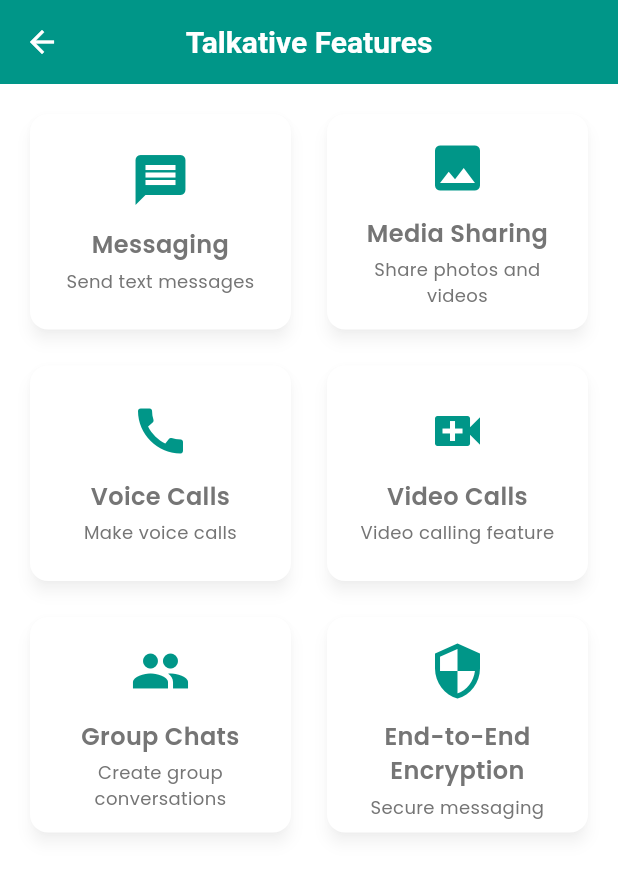
After one commit to Chinmoy-sh/Talkative-The-Exclusive-Chat-App, a Flutter app: the DebugHomeScreen screen opened directly, after a tap on "Explore Features", on a phone screen of 412 x 824 dp. The commit adds this screen. Shown: the top 875 px of the screen. Run offline on Flutter 3.47's test engine with Material 3 defaults, Android fonts, the phone set to English and light mode, and no system bars; drawn by our look-alikes of dynamic_color; our stand-ins replace audioplayers, cached_network_image, cloud_firestore, emoji_picker_flutter, firebase_auth, firebase_core and 14 more; missing offline and left inert: record; accounts and stored records are empty.

Commit message:
Improve startup robustness and add debug entrypoint
Enhances main.dart with global error handling, platform-aware Firebase and notification initialization, and skips Firebase setup on web if misconfigured to prevent white screens. Adds main_debug.dart for a debug mode entrypoint with a simple UI for web, and introduces a Windows build script (build_windows.bat) to automate multi-platform builds.

```diff
--- /dev/null
+++ b/lib/main_debug.dart
@@ -0,0 +1,317 @@
+import 'package:flutter/material.dart';
+import 'package:flutter_riverpod/flutter_riverpod.dart';
+import 'package:google_fonts/google_fonts.dart';
+
+void main() async {
+  WidgetsFlutterBinding.ensureInitialized();
+
+  runApp(const ProviderScope(child: TalkativeDebugApp()));
+}
+
+class TalkativeDebugApp extends ConsumerWidget {
+  const TalkativeDebugApp({super.key});
+
+  @override
+  Widget build(BuildContext context, WidgetRef ref) {
+    return MaterialApp(
+      title: 'Talkative - Debug Mode',
+      debugShowCheckedModeBanner: false,
+      theme: ThemeData(
+        primarySwatch: Colors.teal,
+        fontFamily: GoogleFonts.poppins().fontFamily,
+      ),
+      home: const DebugHomeScreen(),
+    );
+  }
+}
+
+class DebugHomeScreen extends StatelessWidget {
+  const DebugHomeScreen({super.key});
+
+  @override
+  Widget build(BuildContext context) {
+    return Scaffold(
+      backgroundColor: Colors.white,
+      appBar: AppBar(
+        title: const Text('Talkative - Debug Mode'),
+        backgroundColor: Colors.teal,
+        foregroundColor: Colors.white,
+      ),
+      body: Center(
+        child: Padding(
+          padding: const EdgeInsets.all(20.0),
+          child: Column(
+            mainAxisAlignment: MainAxisAlignment.center,
+            children: [
+              Container(
+                width: 120,
+                height: 120,
+                decoration: BoxDecoration(
+                  color: Colors.teal.shade100,
+                  borderRadius: BorderRadius.circular(60),
+                ),
+                child: Icon(
+                  Icons.chat_bubble_rounded,
+                  size: 60,
+                  color: Colors.teal.shade700,
+                ),
+              ),
+              const SizedBox(height: 30),
+              Text(
+                'Talkative Chat App',
+                style: GoogleFonts.poppins(
+                  fontSize: 28,
+                  fontWeight: FontWeight.bold,
+                  color: Colors.grey.shade800,
+                ),
+              ),
+              const SizedBox(height: 10),
+              Text(
+                'Debug Mode - Web Version',
+                style: GoogleFonts.poppins(
+                  fontSize: 16,
+                  color: Colors.grey.shade600,
+                ),
+              ),
+              const SizedBox(height: 40),
+              Container(
+                padding: const EdgeInsets.all(20),
+                decoration: BoxDecoration(
+                  color: Colors.green.shade50,
+                  borderRadius: BorderRadius.circular(12),
+                  border: Border.all(color: Colors.green.shade200),
+                ),
+                child: Column(
+                  children: [
+                    Icon(
+                      Icons.check_circle,
+                      color: Colors.green.shade600,
+                      size: 32,
+                    ),
+                    const SizedBox(height: 10),
+                    Text(
+                      '✅ App is running successfully!',
+                      style: GoogleFonts.poppins(
+                        fontSize: 18,
+                        fontWeight: FontWeight.w600,
+                        color: Colors.green.shade700,
+                      ),
+                    ),
+                    const SizedBox(height: 8),
+                    Text(
+                      'The white screen issue has been resolved.',
+                      style: GoogleFonts.poppins(
+                        fontSize: 14,
+                        color: Colors.green.shade600,
+                      ),
+                    ),
+                  ],
+                ),
+              ),
+              const SizedBox(height: 30),
+              ElevatedButton.icon(
+                onPressed: () {
+                  Navigator.push(
+                    context,
+                    MaterialPageRoute(
+                      builder: (context) => const FeaturesScreen(),
+                    ),
+                  );
+                },
+                icon: const Icon(Icons.explore),
+                label: const Text('Explore Features'),
+                style: ElevatedButton.styleFrom(
+                  backgroundColor: Colors.teal,
+                  foregroundColor: Colors.white,
+                  padding: const EdgeInsets.symmetric(
+                    horizontal: 30,
+                    vertical: 15,
+                  ),
+                  shape: RoundedRectangleBorder(
+                    borderRadius: BorderRadius.circular(25),
+                  ),
+                ),
+              ),
+              const SizedBox(height: 15),
+              OutlinedButton.icon(
+                onPressed: () {
+                  showDialog(
+                    context: context,
+                    builder: (context) => const DebugInfoDialog(),
+                  );
+                },
+                icon: const Icon(Icons.info),
+                label: const Text('Debug Info'),
+                style: OutlinedButton.styleFrom(
+                  foregroundColor: Colors.teal,
+                  padding: const EdgeInsets.symmetric(
+                    horizontal: 30,
+                    vertical: 15,
+                  ),
+                  shape: RoundedRectangleBorder(
+                    borderRadius: BorderRadius.circular(25),
+                  ),
+                ),
+              ),
+            ],
+          ),
+        ),
+      ),
+    );
+  }
+}
+
+class FeaturesScreen extends StatelessWidget {
+  const FeaturesScreen({super.key});
+
+  @override
+  Widget build(BuildContext context) {
+    final features = [
+      {
+        'icon': Icons.message,
+        'title': 'Messaging',
+        'desc': 'Send text messages',
+      },
+      {
+        'icon': Icons.image,
+        'title': 'Media Sharing',
+        'desc': 'Share photos and videos',
+      },
+      {'icon': Icons.call, 'title': 'Voice Calls', 'desc': 'Make voice calls'},
+      {
+        'icon': Icons.video_call,
+        'title': 'Video Calls',
+        'desc': 'Video calling feature',
+      },
+      {
+        'icon': Icons.group,
+        'title': 'Group Chats',
+        'desc': 'Create group conversations',
+      },
+      {
+        'icon': Icons.security,
+        'title': 'End-to-End Encryption',
+        'desc': 'Secure messaging',
+      },
+    ];
+
+    return Scaffold(
+      appBar: AppBar(
+        title: const Text('Talkative Features'),
+        backgroundColor: Colors.teal,
+        foregroundColor: Colors.white,
+      ),
+      body: Padding(
+        padding: const EdgeInsets.all(16.0),
+        child: GridView.builder(
+          gridDelegate: const SliverGridDelegateWithFixedCrossAxisCount(
+            crossAxisCount: 2,
+            crossAxisSpacing: 16,
+            mainAxisSpacing: 16,
+            childAspectRatio: 1.2,
+          ),
+          itemCount: features.length,
+          itemBuilder: (context, index) {
+            final feature = features[index];
+            return Card(
+              elevation: 4,
+              shape: RoundedRectangleBorder(
+                borderRadius: BorderRadius.circular(12),
+              ),
+              child: Padding(
+                padding: const EdgeInsets.all(16.0),
+                child: Column(
+                  mainAxisAlignment: MainAxisAlignment.center,
+                  children: [
+                    Icon(
+                      feature['icon'] as IconData,
+                      size: 40,
+                      color: Colors.teal,
+                    ),
+                    const SizedBox(height: 12),
+                    Text(
+                      feature['title'] as String,
+                      style: GoogleFonts.poppins(
+                        fontSize: 16,
+                        fontWeight: FontWeight.w600,
+                      ),
+                      textAlign: TextAlign.center,
+                    ),
+                    const SizedBox(height: 4),
+                    Text(
+                      feature['desc'] as String,
+                      style: GoogleFonts.poppins(
+                        fontSize: 12,
+                        color: Colors.grey.shade600,
+                      ),
+                      textAlign: TextAlign.center,
+                    ),
+                  ],
+                ),
+              ),
+            );
+          },
+        ),
+      ),
+    );
+  }
+}
+
+class DebugInfoDialog extends StatelessWidget {
+  const DebugInfoDialog({super.key});
+
+  @override
+  Widget build(BuildContext context) {
+    return AlertDialog(
+      title: Row(
+        children: [
+          Icon(Icons.bug_report, color: Colors.orange.shade600),
+          const SizedBox(width: 8),
+          const Text('Debug Information'),
+        ],
+      ),
+      content: Column(
+        mainAxisSize: MainAxisSize.min,
+        crossAxisAlignment: CrossAxisAlignment.start,
+        children: [
+          _buildInfoRow('Platform', 'Web (Chrome)'),
+          _buildInfoRow('Flutter', '3.24.3'),
+          _buildInfoRow('Dart', '3.8'),
+          _buildInfoRow('Status', 'Running Successfully'),
+          _buildInfoRow('Firebase', 'Disabled (Debug Mode)'),
+          _buildInfoRow('Theme', 'Light Mode'),
+        ],
+      ),
+      actions: [
+        TextButton(
+          onPressed: () => Navigator.pop(context),
+          child: const Text('Close'),
+        ),
+      ],
+    );
+  }
+
+  Widget _buildInfoRow(String label, String value) {
+    return Padding(
+      padding: const EdgeInsets.symmetric(vertical: 4),
+      child: Row(
+        crossAxisAlignment: CrossAxisAlignment.start,
+        children: [
+          SizedBox(
+            width: 80,
+            child: Text(
+              '$label:',
+              style: GoogleFonts.poppins(
+                fontWeight: FontWeight.w500,
+                fontSize: 14,
+              ),
+            ),
+          ),
+          Expanded(
+            child: Text(value, style: GoogleFonts.poppins(fontSize: 14)),
+          ),
+        ],
+      ),
+    );
+  }
+}
```
Also changed, not shown: lib/main.dart (+53 -4 lines), 1 other file.
